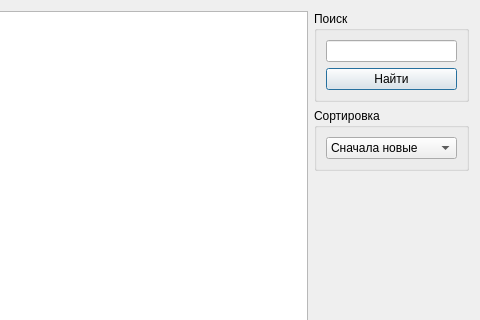
Qt form src/ui/CEventLog.ui (MikhailBersenev/BuksanSpy) before a commit; both pictures show x 254 to 734 and y 0 to 320 of the 734 by 413 pixel window.
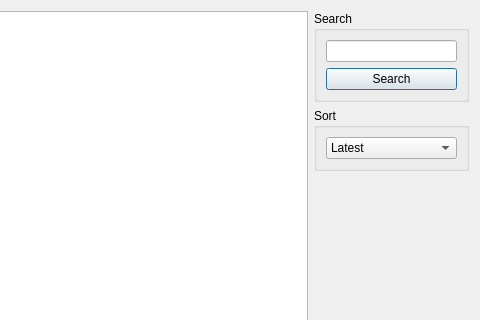
The same form after that commit.

```diff
--- a/src/ui/CEventLog.ui
+++ b/src/ui/CEventLog.ui
@@ -54,7 +54,7 @@
       <enum>Qt::LeftToRight</enum>
      </property>
      <property name="title">
-      <string>Поиск</string>
+      <string>Search</string>
      </property>
      <layout class="QVBoxLayout" name="verticalLayout">
       <item>
@@ -63,7 +63,7 @@
       <item>
        <widget class="QPushButton" name="TryFind_Button">
         <property name="text">
-         <string>Найти</string>
+         <string>Search</string>
         </property>
        </widget>
       </item>
@@ -73,14 +73,14 @@
    <item row="1" column="1">
     <widget class="QGroupBox" name="sort_groupBox">
      <property name="title">
-      <string>Сортировка</string>
+      <string>Sort</string>
      </property>
      <layout class="QVBoxLayout" name="verticalLayout_2">
       <item>
        <widget class="QComboBox" name="sort_comboBox">
         <item>
          <property name="text">
-          <string>Сначала новые</string>
+          <string>Latest</string>
          </property>
         </item>
         <item>
```
Left out of the diff: 8 changed lines with no effect on the pictures.
